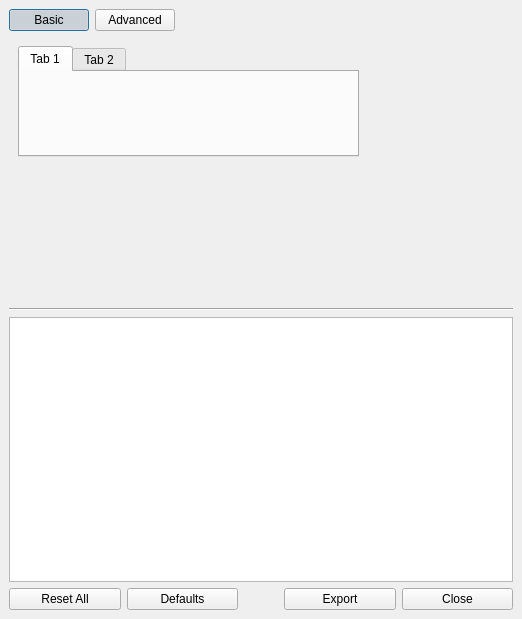
cryos/avogadro, file avogadro/src/plugins/gamessinputbuilder.ui: the form before one commit.
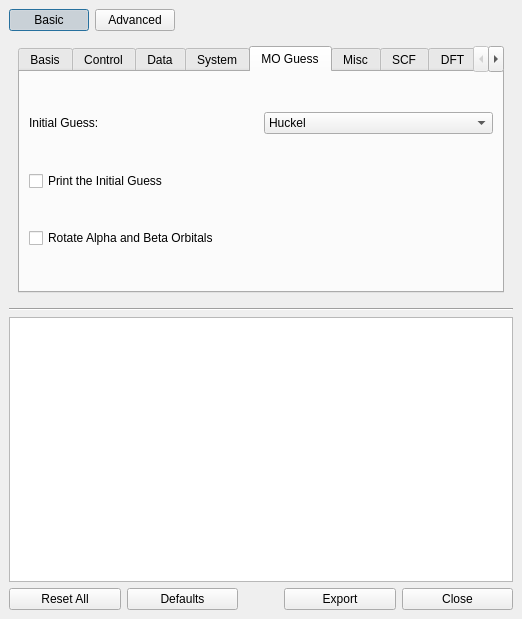
The form after the commit. The open tabs and pages were chosen to show the change.

Commit message: More close to the original

Diff of the .ui file:
```diff
--- a/avogadro/src/plugins/gamessinputbuilder.ui
+++ b/avogadro/src/plugins/gamessinputbuilder.ui
@@ -1,6 +1,6 @@
 <ui version="4.0" >
- <class>Dialog</class>
- <widget class="QDialog" name="Dialog" >
+ <class>GamessInputbuildDialog</class>
+ <widget class="QDialog" name="GamessInputbuildDialog" >
   <property name="geometry" >
    <rect>
     <x>0</x>
@@ -22,32 +22,159 @@
    <item row="1" column="0" colspan="2" >
     <widget class="QStackedWidget" name="stackedWidget" >
      <property name="currentIndex" >
-      <number>1</number>
+      <number>0</number>
      </property>
      <widget class="QWidget" name="page" >
-      <widget class="QTabWidget" name="tabWidget" >
-       <property name="geometry" >
-        <rect>
-         <x>9</x>
-         <y>9</y>
-         <width>341</width>
-         <height>111</height>
-        </rect>
+      <layout class="QGridLayout" >
+       <property name="margin" >
+        <number>9</number>
        </property>
-       <property name="currentIndex" >
-        <number>0</number>
+       <property name="spacing" >
+        <number>6</number>
        </property>
-       <widget class="QWidget" name="tab" >
-        <attribute name="title" >
-         <string>Tab 1</string>
-        </attribute>
-       </widget>
-       <widget class="QWidget" name="tab_2" >
-        <attribute name="title" >
-         <string>Tab 2</string>
-        </attribute>
-       </widget>
-      </widget>
+       <item row="0" column="0" >
+        <widget class="QTabWidget" name="tabWidget" >
+         <property name="currentIndex" >
+          <number>2</number>
+         </property>
+         <widget class="QWidget" name="tab" >
+          <attribute name="title" >
+           <string>Basis</string>
+          </attribute>
+         </widget>
+         <widget class="QWidget" name="tab_3" >
+          <attribute name="title" >
+           <string>Control</string>
+          </attribute>
+         </widget>
+         <widget class="QWidget" name="tab_5" >
+          <attribute name="title" >
+           <string>Data</string>
+          </attribute>
+         </widget>
+         <widget class="QWidget" name="tab_6" >
+          <attribute name="title" >
+           <string>System</string>
+          </attribute>
+         </widget>
+         <widget class="QWidget" name="tab_7" >
+          <attribute name="title" >
+           <string>MO Guess</string>
+          </attribute>
+          <layout class="QGridLayout" >
+           <property name="margin" >
+            <number>9</number>
+           </property>
+           <property name="spacing" >
+            <number>6</number>
+           </property>
+           <item row="0" column="0" >
+            <layout class="QHBoxLayout" >
+             <property name="margin" >
+              <number>0</number>
+             </property>
+             <property name="spacing" >
+              <number>6</number>
+             </property>
+             <item>
+              <widget class="QLabel" name="label_4" >
+               <property name="text" >
+                <string>Initial Guess:</string>
+               </property>
+               <property name="buddy" >
+                <cstring>comboBox_5</cstring>
+               </property>
+              </widget>
+             </item>
+             <item>
+              <widget class="QComboBox" name="comboBox_5" >
+               <item>
+                <property name="text" >
+                 <string>Huckel</string>
+                </property>
+               </item>
+              </widget>
+             </item>
+            </layout>
+           </item>
+           <item row="1" column="0" >
+            <widget class="QCheckBox" name="checkBox_4" >
+             <property name="text" >
+              <string>Print the Initial Guess</string>
+             </property>
+            </widget>
+           </item>
+           <item row="2" column="0" >
+            <widget class="QCheckBox" name="checkBox_5" >
+             <property name="text" >
+              <string>Rotate Alpha and Beta Orbitals</string>
+             </property>
+            </widget>
+           </item>
+          </layout>
+         </widget>
+         <widget class="QWidget" name="tab_8" >
+          <attribute name="title" >
+           <string>Misc</string>
+          </attribute>
+         </widget>
+         <widget class="QWidget" name="tab_9" >
+          <attribute name="title" >
+           <string>SCF</string>
+          </attribute>
+          <layout class="QGridLayout" >
+           <property name="margin" >
+            <number>9</number>
+           </property>
+           <property name="spacing" >
+            <number>6</number>
+           </property>
+           <item row="2" column="0" >
+            <widget class="QCheckBox" name="checkBox_3" >
+             <property name="text" >
+              <string>Generate UHF Natural Orbitals</string>
+             </property>
+            </widget>
+           </item>
+           <item row="1" column="0" >
+            <widget class="QCheckBox" name="checkBox_2" >
+             <property name="text" >
+              <string>Compute Only Changed in Fock Matrix</string>
+             </property>
+            </widget>
+           </item>
+           <item row="0" column="0" >
+            <widget class="QCheckBox" name="checkBox" >
+             <property name="text" >
+              <string>Direct SCF</string>
+             </property>
+            </widget>
+           </item>
+          </layout>
+         </widget>
+         <widget class="QWidget" name="tab_10" >
+          <attribute name="title" >
+           <string>DFT</string>
+          </attribute>
+         </widget>
+         <widget class="QWidget" name="tab_11" >
+          <attribute name="title" >
+           <string>MP2</string>
+          </attribute>
+         </widget>
+         <widget class="QWidget" name="tab_4" >
+          <attribute name="title" >
+           <string>Hessian</string>
+          </attribute>
+         </widget>
+         <widget class="QWidget" name="tab_2" >
+          <attribute name="title" >
+           <string>Stat Point</string>
+          </attribute>
+         </widget>
+        </widget>
+       </item>
+      </layout>
      </widget>
      <widget class="QWidget" name="page_2" >
       <layout class="QGridLayout" >
```
